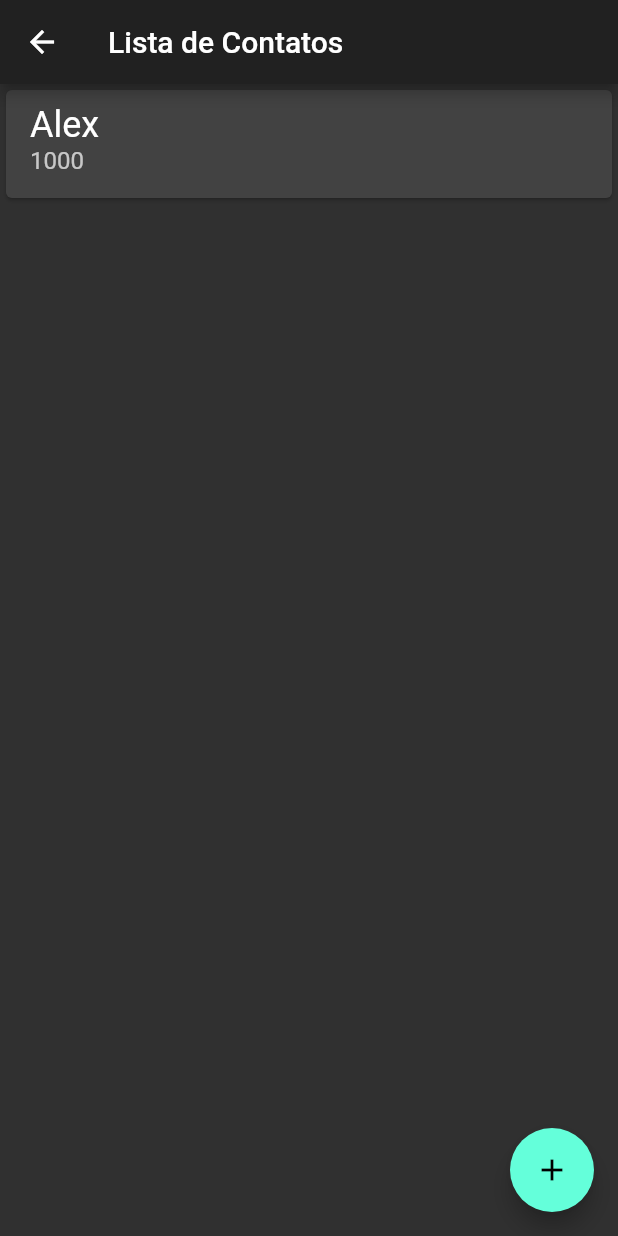
After one commit to biiaFlor/bytebank_flutter, a Flutter app: the screen it shows after launch, after a tap on "Contatos", on a phone screen of 412 x 824 dp. The commit adds this screen. Run offline on Flutter 3.47's test engine with Material 2 defaults, Android fonts, the phone set to English and light mode, and no system bars.

Commit message:
Criação da tela de lista de contatos e rota para migrar entre o Dashboard e a Lista de Contatos

```diff
--- a/lib/Screens/Dashboard.dart
+++ b/lib/Screens/Dashboard.dart
@@ -1,3 +1,4 @@
+import 'package:bytebank/Screens/ListaContatos.dart';
 import 'package:flutter/material.dart';
 
 const _tituloAppBar = "Dashboard";
@@ -19,6 +20,14 @@ class Dashboard extends StatelessWidget {
           ),
           Padding(
             padding: const EdgeInsets.all(8.0),
+            child: GestureDetector(
+              onTap: () {
+                Navigator.of(context).push(
+                  MaterialPageRoute(
+                    builder: (context) => ListaContatos(),
+                  ),
+                );
+              },
               child: Container(
                 padding: EdgeInsets.all(8.0),
                 height: 100,
@@ -43,6 +52,7 @@ class Dashboard extends StatelessWidget {
                   ],
                 ),
               ),
+            ),
           )
         ],
       ),
--- /dev/null
+++ b/lib/Screens/ListaContatos.dart
@@ -0,0 +1,34 @@
+import 'package:flutter/material.dart';
+
+const _tituloAppBar = "Lista de Contatos";
+
+class ListaContatos extends StatelessWidget {
+  @override
+  Widget build(BuildContext context) {
+    return Scaffold(
+      appBar: AppBar(
+        title: Text(_tituloAppBar),
+      ),
+      body: ListView(
+        children: <Widget>[
+          Card(
+            child: ListTile(
+              title: Text(
+                'Alex',
+                style: TextStyle(fontSize: 24.0),
+              ),
+              subtitle: Text(
+                '1000',
+                style: TextStyle(fontSize: 16.0),
+              ),
+            ),
+          )
+        ],
+      ),
+      floatingActionButton: FloatingActionButton(
+        onPressed: () {},
+        child: Icon(Icons.add),
+      ),
+    );
+  }
+}
--- a/lib/main.dart
+++ b/lib/main.dart
@@ -1,5 +1,5 @@
+import 'package:bytebank/Screens/Dashboard.dart';
 import 'package:flutter/material.dart';
-import 'Screens/Dashboard.dart';
 
 void main() => runApp(BytebankApp());
 
```
Lines whose indentation alone changed are shown as unchanged.
